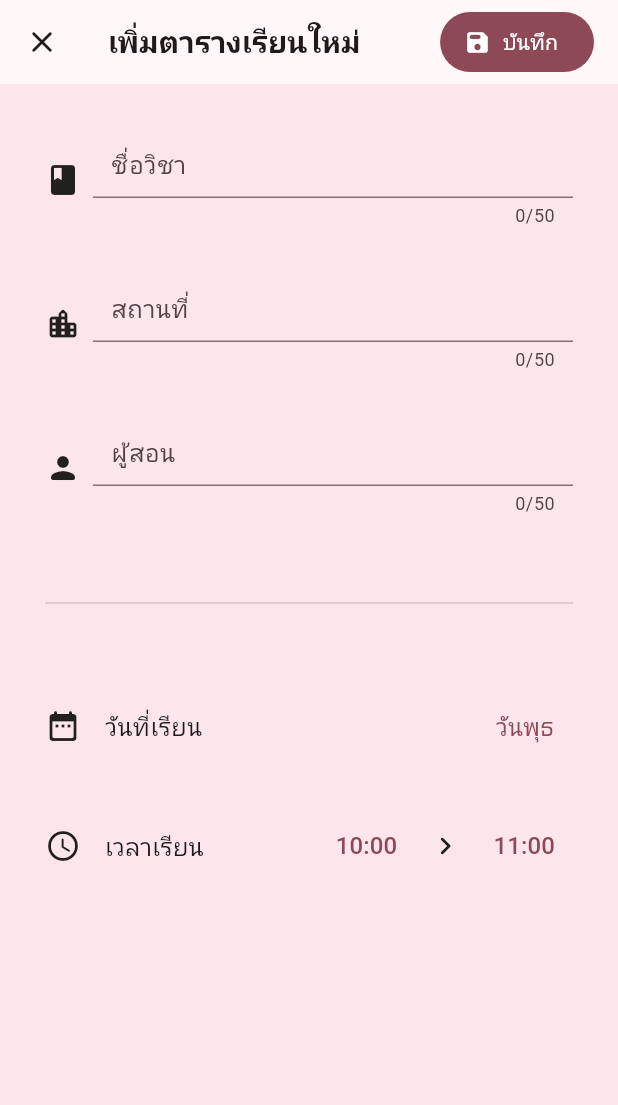
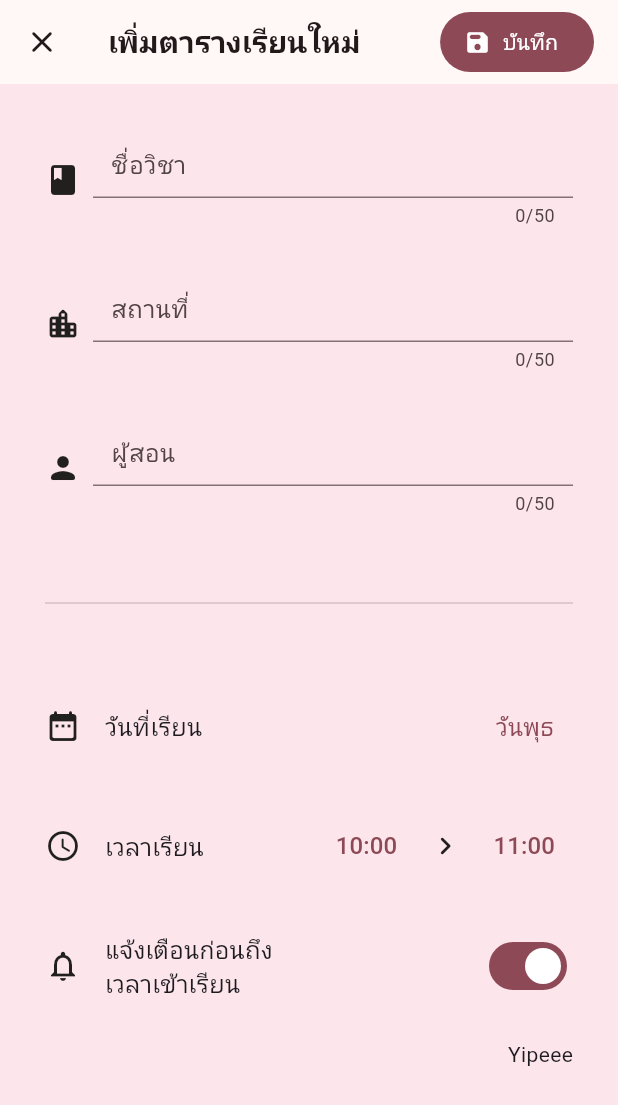
Before and after one commit to cybloxboi/School-Day, a Flutter app: the AddNewTimetablePage screen opened directly, on a phone screen of 412 x 824 dp. Shown: the top 1105 px of the screen. Run offline on Flutter 3.47's test engine with Material 3 defaults, Android fonts, the phone set to English and light mode, and no system bars; our stand-ins replace cloud_firestore, firebase_auth, firebase_core, flutter_local_notifications, flutter_timezone, google_fonts and 4 more; accounts and stored records are empty.

Commit message:
Add notification support and update timetable data structure

```diff
--- a/lib/main.dart
+++ b/lib/main.dart
@@ -1,8 +1,10 @@
 import 'package:cloud_firestore/cloud_firestore.dart';
+import 'package:flutter/foundation.dart';
 import 'package:flutter/material.dart';
 import 'package:firebase_core/firebase_core.dart';
 import 'package:google_fonts/google_fonts.dart';
 import 'package:school_day/screens/auth/auth_page.dart';
+import 'package:school_day/services/notification_service.dart';
 import 'package:school_day/styles/styles.dart';
 import 'firebase_options.dart';
 
@@ -15,6 +17,8 @@ Future<void> main() async {
   FirebaseFirestore.instance.settings = const Settings(
     persistenceEnabled: true,
   );
+
+  if (!kIsWeb) NotificationService().initNotification();
 
   runApp(const MainApp());
 }
--- a/lib/screens/timetables/add_new_timetable_page.dart
+++ b/lib/screens/timetables/add_new_timetable_page.dart
@@ -1,4 +1,5 @@
 import 'package:firebase_auth/firebase_auth.dart';
+import 'package:flutter/foundation.dart';
 import 'package:flutter/material.dart';
 import 'package:loading_animation_widget/loading_animation_widget.dart';
 import 'package:school_day/data/time.dart';
@@ -29,6 +30,12 @@ class _AddNewTimetablePageState extends State<AddNewTimetablePage> {
   Time _startTime = Time(TimeOfDay.now().hour, 0);
   Time _endTime = Time(TimeOfDay.now().hour + 1, 0);
 
+  late bool isNotify;
+  late Time? notifyTime;
+
+  late bool isAlarmOn;
+  late bool isNotificationOn;
+
   final Map<String, String> days = {
     'monday': 'วันจันทร์',
     'tuesday': 'วันอังคาร',
@@ -54,6 +61,10 @@ class _AddNewTimetablePageState extends State<AddNewTimetablePage> {
       _professorController.text = widget.timetable!.professor;
       _startTime = widget.timetable!.startTime;
       _endTime = widget.timetable!.endTime;
+      isNotify = widget.timetable!.isNotify;
+      notifyTime = widget.timetable!.notifyTime;
+    } else {
+      isNotify = true;
     }
 
     selectedDayIndex = widget.dateIndex ?? DateTime.now().weekday - 1;
@@ -165,6 +176,8 @@ class _AddNewTimetablePageState extends State<AddNewTimetablePage> {
                       _locationController.text.trim(),
                       _professorController.text.trim(),
                       widget.timetable!.id,
+                      isNotify,
+                      notifyTime,
                     );
                   } else {
                     success = await addTimetableEntry(
@@ -176,6 +189,8 @@ class _AddNewTimetablePageState extends State<AddNewTimetablePage> {
                       _locationController.text.trim(),
                       _professorController.text.trim(),
                       const Uuid().v1(),
+                      isNotify,
+                      notifyTime,
                     );
                   }
 
@@ -257,10 +272,13 @@ class _AddNewTimetablePageState extends State<AddNewTimetablePage> {
                           children: [
                             const Icon(Icons.date_range_rounded),
                             const SizedBox(width: 16),
-                            Text(
+                            Expanded(
+                              child: Text(
                                 'วันที่เรียน',
+                                softWrap: true,
                                 style: textTheme.bodyMedium!.copyWith(
                                   fontSize: 16,
+                                ),
                               ),
                             ),
                             const Spacer(),
@@ -319,10 +337,13 @@ class _AddNewTimetablePageState extends State<AddNewTimetablePage> {
                           children: [
                             const Icon(Icons.schedule_rounded),
                             const SizedBox(width: 16),
-                            Text(
+                            Expanded(
+                              child: Text(
                                 'เวลาเรียน',
+                                softWrap: true,
                                 style: textTheme.bodyMedium!.copyWith(
                                   fontSize: 16,
+                                ),
                               ),
                             ),
                             const Spacer(),
@@ -411,6 +432,68 @@ class _AddNewTimetablePageState extends State<AddNewTimetablePage> {
                                 ),
                               ),
                             ),
+                          ],
+                        ),
+                      ),
+                      if (!kIsWeb)
+                        ConstrainedBox(
+                          constraints: const BoxConstraints(maxWidth: 600),
+                          child: Column(
+                            crossAxisAlignment: CrossAxisAlignment.end,
+                            mainAxisAlignment: MainAxisAlignment.end,
+                            children: [
+                              Row(
+                                mainAxisSize: MainAxisSize.min,
+                                mainAxisAlignment: MainAxisAlignment.center,
+                                crossAxisAlignment: CrossAxisAlignment.center,
+                                children: [
+                                  const Icon(Icons.notifications_outlined),
+                                  const SizedBox(width: 16),
+                                  Expanded(
+                                    child: Text(
+                                      'แจ้งเตือนก่อนถึงเวลาเข้าเรียน',
+                                      softWrap: true,
+                                      style: textTheme.bodyMedium!
+                                          .copyWith(fontSize: 16),
+                                    ),
+                                  ),
+                                  const Spacer(),
+                                  Switch(
+                                    value: isNotify,
+                                    onChanged: (value) {
+                                      if (!isAlarmOn || !isNotificationOn) {
+                                        showDialog(
+                                          context: context,
+                                          builder: (context) {
+                                            return AlertDialog(
+                                              title: Padding(
+                                                padding: const EdgeInsets.all(
+                                                  16,
+                                                ),
+                                                child: Text(
+                                                  'ดูเหมือนว่าคุณยังไม่ได้อนุญาตให้เราแจ้งเตือนได้นะ :<',
+                                                  style: textTheme.bodyMedium!
+                                                      .copyWith(
+                                                    fontWeight: FontWeight.bold,
+                                                  ),
+                                                ),
+                                              ),
+                                            );
+                                          },
+                                        );
+
+                                        return;
+                                      }
+
+                                      setState(() {
+                                        isNotify = value;
+                                      });
+                                    },
+                                  ),
+                                ],
+                              ),
+                              const SizedBox(height: 25),
+                              if (isNotify) const Text('Yipeee'),
                             ],
                           ),
                         ),
--- a/pubspec.yaml
+++ b/pubspec.yaml
@@ -19,6 +19,7 @@ dependencies:
   timezone: ^0.10.0
   uuid: ^4.5.1
   flutter_timezone: ^4.1.0
+  permission_handler: ^11.4.0
 
 dev_dependencies:
   flutter_test:
```
Also changed, not shown: lib/data/timetable.dart (+14 -6 lines), lib/screens/timetables/timetable_page.dart (+8 -0 lines), lib/services/notification_service.dart (added, +106 -0 lines), lib/services/timetable_database.dart (+10 -2 lines), pubspec.lock, 17 other files. Lines whose indentation alone changed are shown as unchanged.
